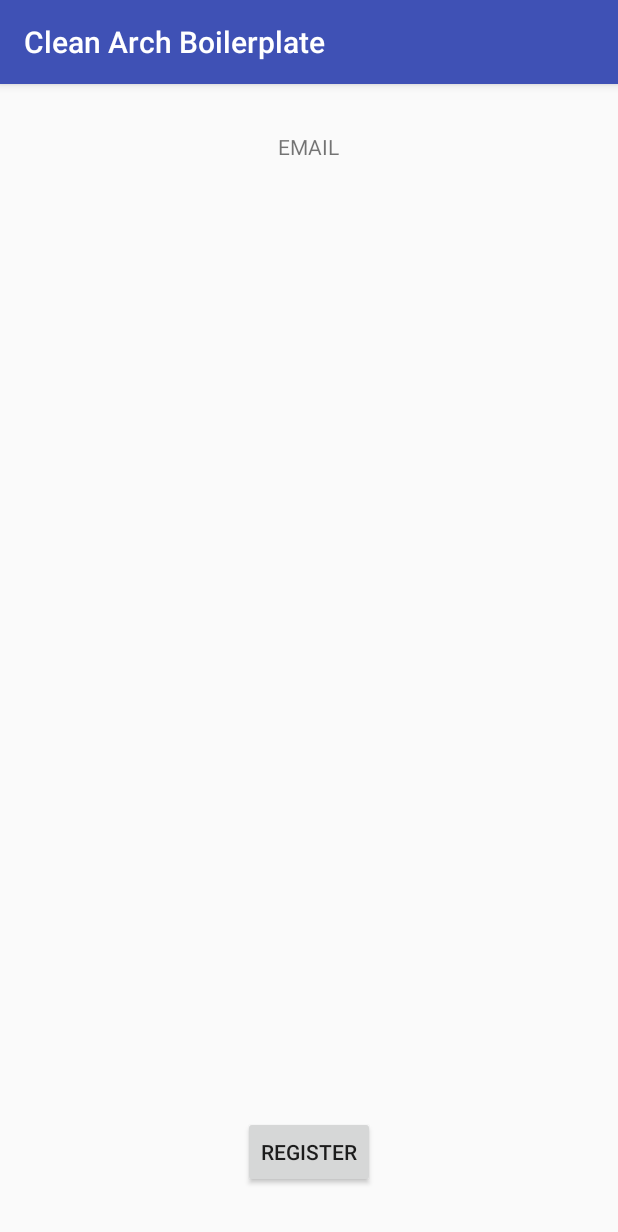
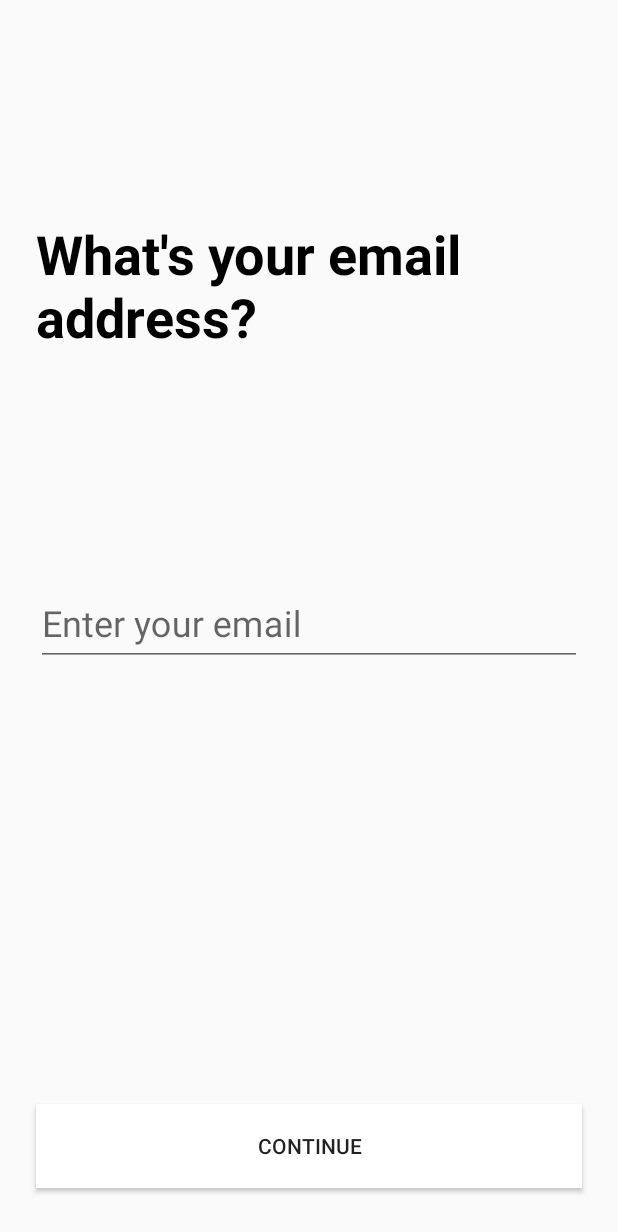
Before and after one commit to Anilpathak475/delivery-management-android, an Android app: the RegisterEmailFragment screen opened through its navigation route, on a phone screen of 412 x 824 dp. Shown: the top 1232 px of the screen. Run offline under Robolectric (Android 15) with nearby library versions, the phone set to English and light mode, and no system bars; our stand-ins replace Timber; 3 statements that could not run were skipped.

Commit message:
Adds UI to Name and Email registeration screen

```diff
--- a/mobile-ui/build.gradle
+++ b/mobile-ui/build.gradle
@@ -103,4 +103,5 @@ dependencies {
         exclude module: 'design'
     }
     implementation 'android.arch.navigation:navigation-fragment:1.0.0-alpha06'
+    implementation 'com.android.support.constraint:constraint-layout:1.1.3'
 }
--- a/mobile-ui/src/main/java/org/buffer/android/boilerplate/ui/RegisterNameFragment.kt
+++ b/mobile-ui/src/main/java/org/buffer/android/boilerplate/ui/RegisterNameFragment.kt
@@ -23,6 +23,6 @@ class RegisterNameFragment : Fragment() {
     }
 
     private fun initButton() {
-        nextButton.setOnClickListener(Navigation.createNavigateOnClickListener(R.id.action_registerNameFragment_to_registerEmailFragment))
+        continueButton.setOnClickListener(Navigation.createNavigateOnClickListener(R.id.action_registerNameFragment_to_registerEmailFragment))
     }
 }
--- /dev/null
+++ b/mobile-ui/src/main/res/anim/slide_in_left.xml
@@ -0,0 +1,23 @@
+<?xml version="1.0" encoding="utf-8"?>
+<!--
+  ~ Copyright (C) 2018 The Android Open Source Project
+  ~
+  ~ Licensed under the Apache License, Version 2.0 (the "License");
+  ~ you may not use this file except in compliance with the License.
+  ~ You may obtain a copy of the License at
+  ~
+  ~      http://www.apache.org/licenses/LICENSE-2.0
+  ~
+  ~ Unless required by applicable law or agreed to in writing, software
+  ~ distributed under the License is distributed on an "AS IS" BASIS,
+  ~ WITHOUT WARRANTIES OR CONDITIONS OF ANY KIND, either express or implied.
+  ~ See the License for the specific language governing permissions and
+  ~ limitations under the License.
+  -->
+
+<set xmlns:android="http://schemas.android.com/apk/res/android">
+
+    <translate android:fromXDelta="-100%" android:toXDelta="0%"
+        android:fromYDelta="0%" android:toYDelta="0%"
+        android:duration="700"/>
+</set>
--- /dev/null
+++ b/mobile-ui/src/main/res/anim/slide_in_right.xml
@@ -0,0 +1,23 @@
+<?xml version="1.0" encoding="utf-8"?>
+<!--
+  ~ Copyright (C) 2018 The Android Open Source Project
+  ~
+  ~ Licensed under the Apache License, Version 2.0 (the "License");
+  ~ you may not use this file except in compliance with the License.
+  ~ You may obtain a copy of the License at
+  ~
+  ~      http://www.apache.org/licenses/LICENSE-2.0
+  ~
+  ~ Unless required by applicable law or agreed to in writing, software
+  ~ distributed under the License is distributed on an "AS IS" BASIS,
+  ~ WITHOUT WARRANTIES OR CONDITIONS OF ANY KIND, either express or implied.
+  ~ See the License for the specific language governing permissions and
+  ~ limitations under the License.
+  -->
+
+<set xmlns:android="http://schemas.android.com/apk/res/android">
+
+    <translate android:fromXDelta="100%" android:toXDelta="0%"
+        android:fromYDelta="0%" android:toYDelta="0%"
+        android:duration="700"/>
+</set>
--- /dev/null
+++ b/mobile-ui/src/main/res/anim/slide_out_left.xml
@@ -0,0 +1,23 @@
+<?xml version="1.0" encoding="utf-8"?>
+<!--
+  ~ Copyright (C) 2018 The Android Open Source Project
+  ~
+  ~ Licensed under the Apache License, Version 2.0 (the "License");
+  ~ you may not use this file except in compliance with the License.
+  ~ You may obtain a copy of the License at
+  ~
+  ~      http://www.apache.org/licenses/LICENSE-2.0
+  ~
+  ~ Unless required by applicable law or agreed to in writing, software
+  ~ distributed under the License is distributed on an "AS IS" BASIS,
+  ~ WITHOUT WARRANTIES OR CONDITIONS OF ANY KIND, either express or implied.
+  ~ See the License for the specific language governing permissions and
+  ~ limitations under the License.
+  -->
+
+<set xmlns:android="http://schemas.android.com/apk/res/android">
+
+    <translate android:fromXDelta="0%" android:toXDelta="-100%"
+        android:fromYDelta="0%" android:toYDelta="0%"
+        android:duration="700"/>
+</set>
--- /dev/null
+++ b/mobile-ui/src/main/res/anim/slide_out_right.xml
@@ -0,0 +1,23 @@
+<?xml version="1.0" encoding="utf-8"?>
+<!--
+  ~ Copyright (C) 2018 The Android Open Source Project
+  ~
+  ~ Licensed under the Apache License, Version 2.0 (the "License");
+  ~ you may not use this file except in compliance with the License.
+  ~ You may obtain a copy of the License at
+  ~
+  ~      http://www.apache.org/licenses/LICENSE-2.0
+  ~
+  ~ Unless required by applicable law or agreed to in writing, software
+  ~ distributed under the License is distributed on an "AS IS" BASIS,
+  ~ WITHOUT WARRANTIES OR CONDITIONS OF ANY KIND, either express or implied.
+  ~ See the License for the specific language governing permissions and
+  ~ limitations under the License.
+  -->
+
+<set xmlns:android="http://schemas.android.com/apk/res/android">
+
+    <translate android:fromXDelta="0%" android:toXDelta="100%"
+        android:fromYDelta="0%" android:toYDelta="0%"
+        android:duration="700"/>
+</set>
--- a/mobile-ui/src/main/res/layout/fragment_register_email.xml
+++ b/mobile-ui/src/main/res/layout/fragment_register_email.xml
@@ -1,24 +1,60 @@
 <?xml version="1.0" encoding="utf-8"?>
-<RelativeLayout xmlns:android="http://schemas.android.com/apk/res/android"
+<android.support.constraint.ConstraintLayout
+    xmlns:android="http://schemas.android.com/apk/res/android"
+    xmlns:app="http://schemas.android.com/apk/res-auto"
     xmlns:tools="http://schemas.android.com/tools"
+    android:layout_height="match_parent"
     android:layout_width="match_parent"
-    android:layout_height="match_parent"
-    tools:context=".RegisterEmailFragment">
+    android:focusableInTouchMode="true">
 
     <TextView
-        android:layout_width="wrap_content"
+        android:id="@+id/emailLabelTextView"
+        android:layout_width="0dp"
         android:layout_height="wrap_content"
-        android:layout_alignParentTop="true"
-        android:layout_centerHorizontal="true"
-        android:layout_marginTop="32dp"
-        android:text="EMAIL" />
+        android:layout_marginStart="24dp"
+        android:fontFamily="sans-serif"
+        android:text="@string/label_email"
+        android:textColor="@android:color/black"
+        android:textSize="36sp"
+        android:textStyle="bold"
+        app:layout_constraintBottom_toTopOf="@+id/textInputLayout"
+        app:layout_constraintStart_toStartOf="parent"
+        app:layout_constraintTop_toTopOf="parent"
+        tools:text="@string/label_email" />
+
+    <android.support.design.widget.TextInputLayout
+        android:id="@+id/textInputLayout"
+        android:layout_width="0dp"
+        android:layout_height="wrap_content"
+        android:layout_marginStart="24dp"
+        android:layout_marginEnd="24dp"
+        app:layout_constraintBottom_toBottomOf="parent"
+        app:layout_constraintEnd_toEndOf="parent"
+        app:layout_constraintStart_toStartOf="parent"
+        app:layout_constraintTop_toTopOf="parent">
+
+        <android.support.design.widget.TextInputEditText
+            android:id="@+id/nameTextInputEditText"
+            android:layout_width="match_parent"
+            android:layout_height="wrap_content"
+            android:fontFamily="sans-serif"
+            android:hint="@string/hint_email"
+            android:singleLine="true"
+            android:textSize="24sp" />
+    </android.support.design.widget.TextInputLayout>
 
     <Button
-        android:layout_width="wrap_content"
-        android:layout_height="wrap_content"
-        android:layout_alignParentBottom="true"
+        android:id="@+id/continueButton"
+        android:layout_width="0dp"
+        android:layout_height="?actionBarSize"
+        android:layout_marginStart="24dp"
+        android:layout_marginEnd="24dp"
         android:layout_marginBottom="32dp"
-        android:layout_centerHorizontal="true"
-        android:text="REGISTER" />
+        android:text="@string/label_continue_button"
+        app:layout_constraintBottom_toBottomOf="parent"
+        app:layout_constraintEnd_toEndOf="parent"
+        app:layout_constraintStart_toStartOf="parent"
+        android:elevation="2dp"
+        android:background="@android:color/white"/>
 
-</RelativeLayout>
+</android.support.constraint.ConstraintLayout>
--- a/mobile-ui/src/main/res/navigation/nav_graph.xml
+++ b/mobile-ui/src/main/res/navigation/nav_graph.xml
@@ -12,7 +12,11 @@
         tools:layout="@layout/fragment_register_name" >
         <action
             android:id="@+id/action_registerNameFragment_to_registerEmailFragment"
-            app:destination="@id/registerEmailFragment" />
+            app:destination="@id/registerEmailFragment"
+            app:enterAnim="@anim/slide_in_right"
+            app:exitAnim="@anim/slide_out_left"
+            app:popEnterAnim="@anim/slide_in_left"
+            app:popExitAnim="@anim/slide_out_right" />
     </fragment>
     <fragment
         android:id="@+id/registerEmailFragment"
--- a/mobile-ui/src/main/res/values/colors.xml
+++ b/mobile-ui/src/main/res/values/colors.xml
@@ -2,5 +2,5 @@
 <resources>
     <color name="colorPrimary">#3F51B5</color>
     <color name="colorPrimaryDark">#303F9F</color>
-    <color name="colorAccent">#FF4081</color>
+    <color name="colorAccent">#C0C0C0</color>
 </resources>
--- a/mobile-ui/src/main/res/values/strings.xml
+++ b/mobile-ui/src/main/res/values/strings.xml
@@ -1,5 +1,5 @@
 <resources>
-    <string name="app_name">Clean Arch Boilerplate</string>
+    <string name="app_name">Parsl</string>
 
     <string name="label_empty_result">Oops, there are no results to display</string>
     <string name="label_error_result">Oops, there was an error fetching the data</string>
@@ -8,4 +8,9 @@
 
     <!-- TODO: Remove or change this placeholder text -->
     <string name="hello_blank_fragment">Hello blank fragment</string>
+    <string name="label_name">What\'s your name?</string>
+    <string name="hint_name">Enter your name</string>
+    <string name="label_continue_button">Continue</string>
+    <string name="label_email">What\'s your email address?</string>
+    <string name="hint_email">Enter your email</string>
 </resources>
--- a/mobile-ui/src/main/res/values/styles.xml
+++ b/mobile-ui/src/main/res/values/styles.xml
@@ -1,7 +1,7 @@
 <resources>
 
     <!-- Base application theme. -->
-    <style name="AppTheme" parent="Theme.AppCompat.Light.DarkActionBar">
+    <style name="AppTheme" parent="Theme.AppCompat.Light.NoActionBar">
         <!-- Customize your theme here. -->
         <item name="colorPrimary">@color/colorPrimary</item>
         <item name="colorPrimaryDark">@color/colorPrimaryDark</item>
```
Also changed, not shown: mobile-ui/src/main/res/layout/fragment_register_name.xml (+50 -15 lines).
